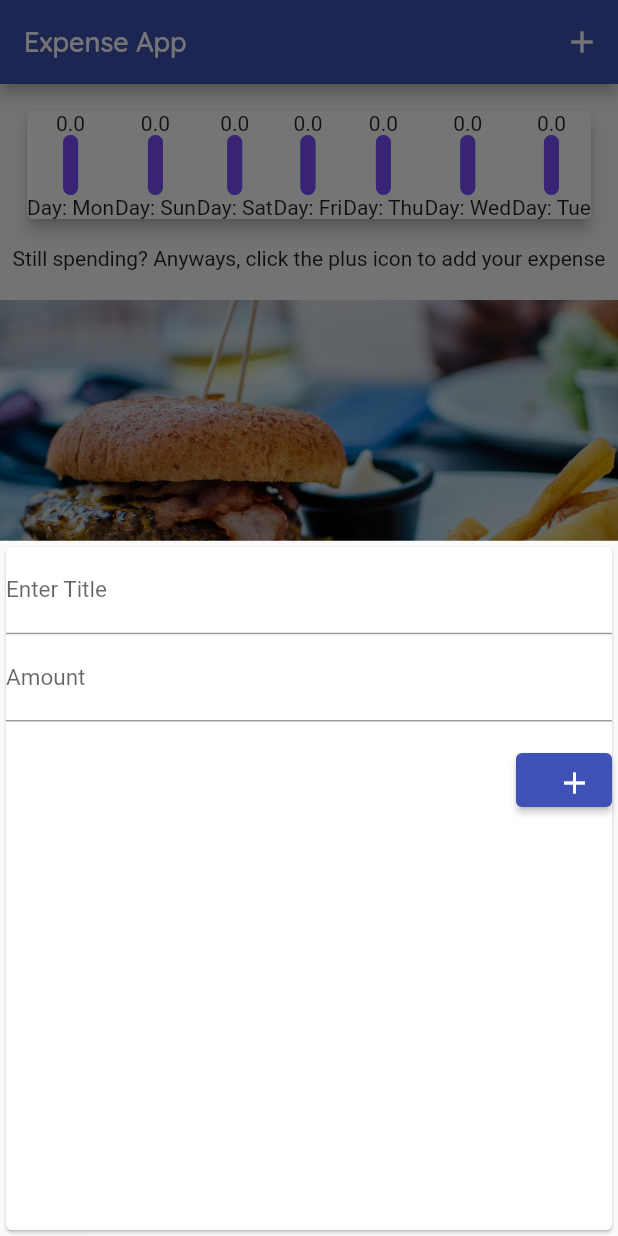
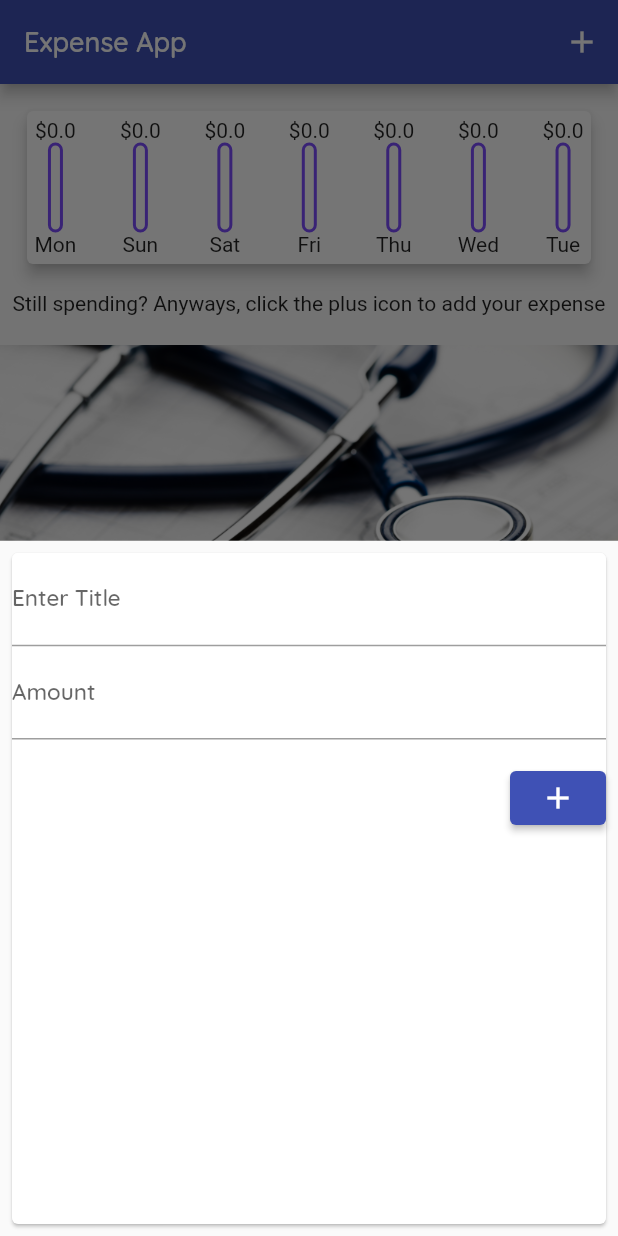
Before and after one commit to talented-vicky/personal_expense_app, a Flutter app: the screen it shows after launch, after a tap on the "add" icon, on a phone screen of 412 x 824 dp. Run offline on Flutter 3.47's test engine with Material 2 defaults, Android fonts, the light colour scheme and no system bars.

Commit message:
fixed transaction fold function bug and improved homepage design

```diff
--- a/lib/main.dart
+++ b/lib/main.dart
@@ -19,9 +19,13 @@ class MyApp extends StatelessWidget {
         fontFamily: "OpenSans",
         // this will apply to all title text fields, see transaction_list widget
         textTheme: ThemeData.light().textTheme.copyWith(
-              titleLarge: const TextStyle(
+              titleMedium: const TextStyle(
                 fontFamily: "Quicksand",
                 fontSize: 18,
+              ),
+              titleSmall: const TextStyle(
+                fontFamily: "Quicksand",
+                fontSize: 16,
               ),
             ),
         // look up replacement for deprecated feature
@@ -40,3 +44,5 @@ class MyApp extends StatelessWidget {
 
 
 // SHAKA ilembe
+
+// I surrender all to you | i give myself away | Daily as I live | You are the reason I live | Lord I give you my heart => EBEZENA
--- a/lib/utils/widgets/chart.dart
+++ b/lib/utils/widgets/chart.dart
@@ -9,7 +9,7 @@ class Chart extends StatelessWidget {
 
   // a getter is a dynamically generated property
   // I guess I just use them when I don't need a param for a func
-  List<Map<String, Object>> get _transactionGroup {
+  List<Map<String, dynamic>> get _transactionGroup {
     return List.generate(7, (ind) {
       // final today = DateTime.now();
       // final eightDaysAgo = today.subtract(const Duration(days: 8));
@@ -34,7 +34,7 @@ class Chart extends StatelessWidget {
   double get _totalExpense {
     return _transactionGroup.fold(
       0.00,
-      (prevVal, element) => prevVal + element[],
+      (prevVal, element) => prevVal + element["totAmount"],
     );
   }
 
@@ -43,44 +43,48 @@ class Chart extends StatelessWidget {
     return Card(
       elevation: 4,
       margin: const EdgeInsets.all(8),
+      child: Container(
+        padding: const EdgeInsets.all(5),
         child: Row(
           mainAxisAlignment: MainAxisAlignment.spaceBetween,
           children: _transactionGroup.map((transgroup) {
             return Column(
               children: [
                 // total spendings
-              Text("${transgroup["totAmount"]}"),
+                Text("\$${transgroup["totAmount"]}"),
                 // bar
                 Container(
-                height: 40,
+                  height: 60,
                   width: 10,
                   child: Stack(children: [
                     Container(
                       decoration: BoxDecoration(
-                      border:
-                          Border.all(width: 1, color: Colors.lightBlueAccent),
-                      color: Colors.tealAccent,
+                        border: Border.all(
+                            width: 2, color: Colors.deepPurpleAccent),
+                        color: Colors.white,
                         borderRadius: BorderRadius.circular(5),
                       ),
-                    // child: Text("${element['totAmount']}"),
                     ),
                     FractionallySizedBox(
-                      heightFactor: _totalExpense / transgroup['totAmount'],
+                        heightFactor: _totalExpense == 0.0
+                            ? 0.0
+                            : _totalExpense / transgroup['totAmount'],
+                        // heightFactor: .8,
                         child: Container(
                           decoration: BoxDecoration(
-                          // border: Border.all(width: 1, color: Colors.red),
-                          color: Colors.deepPurpleAccent,
+                            color: Theme.of(context).primaryColor,
                             borderRadius: BorderRadius.circular(5),
                           ),
                         ))
                   ]),
                 ),
                 // day of the week
-              Text("Day: ${transgroup["day"]}"),
+                Text("${transgroup["day"]}"),
               ],
             );
           }).toList(),
         ),
+      ),
     );
   }
 }
--- a/lib/utils/widgets/new_transaction.dart
+++ b/lib/utils/widgets/new_transaction.dart
@@ -22,7 +22,7 @@ class NewTransaction extends StatelessWidget {
   Widget build(BuildContext context) {
     return Card(
       margin: const EdgeInsets.all(
-        4,
+        8,
       ),
       child: Column(
         crossAxisAlignment: CrossAxisAlignment.end,
@@ -52,7 +52,7 @@ class NewTransaction extends StatelessWidget {
               labelStyle: TextStyle(
                 fontSize: 15,
               ),
-              hintText: "Enter a non-negative figure",
+              hintText: "Enter a non-negative value",
               hintStyle: TextStyle(
                 fontSize: 14,
                 fontStyle: FontStyle.italic,
@@ -62,17 +62,15 @@ class NewTransaction extends StatelessWidget {
           const SizedBox(
             height: 15,
           ),
-          ElevatedButton(
-            onPressed: () {
-              submitFunc();
-              Navigator.of(context).pop();
-            },
-            child: Container(
-              height: 20,
-              width: 10,
-              decoration: const BoxDecoration(
-                  // color: Colors.blue,
-                  borderRadius: BorderRadius.all(Radius.circular(5))),
+          Container(
+            decoration: const BoxDecoration(
+              borderRadius: BorderRadius.all(Radius.circular(5)),
+            ),
+            child: ElevatedButton(
+              onPressed: () {
+                submitFunc();
+                Navigator.of(context).pop();
+              },
               child: const Icon(
                 Icons.add,
               ),
--- a/pubspec.yaml
+++ b/pubspec.yaml
@@ -61,8 +61,8 @@ flutter:
 
   # To add assets to your application, add an assets section, like this:
   assets:
-    - assets/images/meal.jpg
-  #   - images/a_dot_ham.jpeg
+    - assets/images/healthcare-medical-cost.jpg
+    # - assets/images/meal.jpg
 
   # An image asset can refer to one or more resolution-specific "variants", see
   # https://flutter.dev/assets-and-images/#resolution-aware
```
Also changed, not shown: lib/utils/widgets/transaction_list.dart (+30 -5 lines), assets/images/healthcare-medical-cost.jpg (added). Lines whose indentation alone changed are shown as unchanged.
